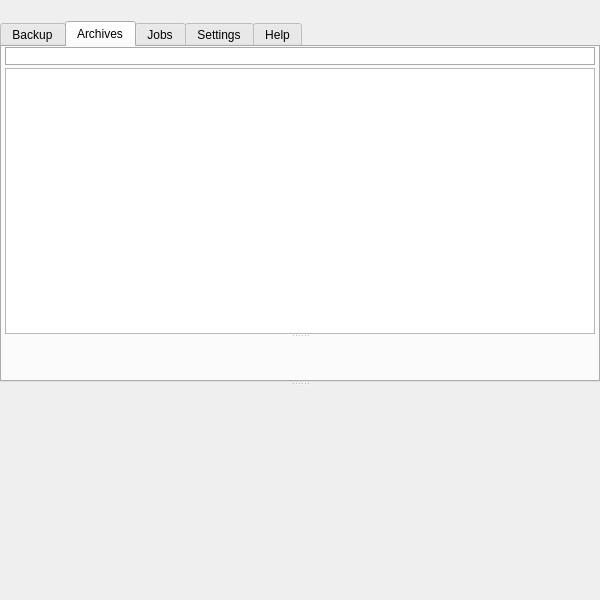
First picture: the form in forms/mainwindow.ui, repository Tarsnap/tarsnap-gui, before the edit.
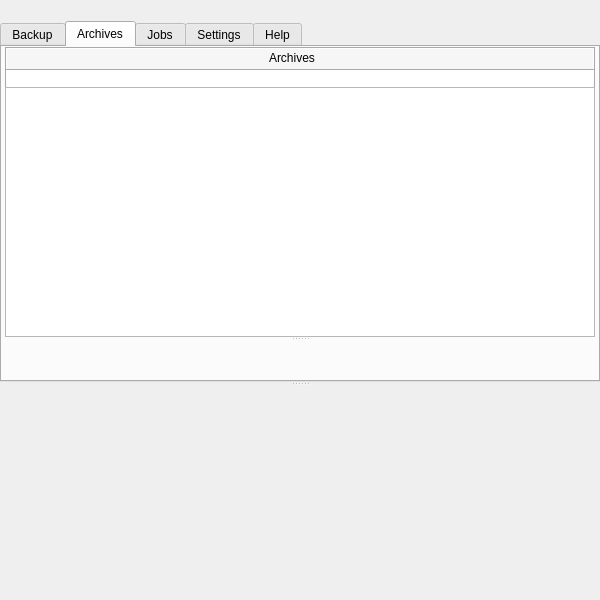
Second picture: the form after the edit. The open tabs and pages were chosen to show the change. Icons and pictures are not drawn. Custom widgets are drawn as their Qt base class.

Commit message:
Add Archives tab header.
Displays archive count and search tool icon. Potential fix for #131.

Diff of the .ui file:
```diff
--- a/forms/mainwindow.ui
+++ b/forms/mainwindow.ui
@@ -386,7 +386,7 @@
           </attribute>
           <layout class="QVBoxLayout" name="archivesVerticalLayout">
            <property name="spacing">
-            <number>3</number>
+            <number>0</number>
            </property>
            <property name="leftMargin">
             <number>3</number>
@@ -400,6 +400,82 @@
            <property name="bottomMargin">
             <number>0</number>
            </property>
+           <item>
+            <widget class="QWidget" name="archivesHeader" native="true">
+             <property name="styleSheet">
+              <string notr="true">#archivesHeader {
+border-top: 2px groove darkgrey;
+border-left: 2px groove darkgrey;
+border-right: 2px ridge darkgrey;
+border-bottom: 0px;
+background: rgba(246,246,246,255);
+}</string>
+             </property>
+             <layout class="QHBoxLayout" name="archivesHeaderHL">
+              <property name="spacing">
+               <number>0</number>
+              </property>
+              <property name="leftMargin">
+               <number>5</number>
+              </property>
+              <property name="topMargin">
+               <number>3</number>
+              </property>
+              <property name="rightMargin">
+               <number>5</number>
+              </property>
+              <property name="bottomMargin">
+               <number>3</number>
+              </property>
+              <item>
+               <widget class="QLabel" name="archivesCountLabel">
+                <property name="text">
+                 <string>Archives</string>
+                </property>
+                <property name="alignment">
+                 <set>Qt::AlignCenter</set>
+                </property>
+               </widget>
+              </item>
+              <item>
+               <widget class="QToolButton" name="archivesFilterButton">
+                <property name="minimumSize">
+                 <size>
+                  <width>16</width>
+                  <height>16</height>
+                 </size>
+                </property>
+                <property name="maximumSize">
+                 <size>
+                  <width>16</width>
+                  <height>16</height>
+                 </size>
+                </property>
+                <property name="styleSheet">
+                 <string notr="true">QToolButton {
+border: none;
+background: none;
+}
+
+QToolButton:checked {
+background: darkgrey;
+}</string>
+                </property>
+                <property name="icon">
+                 <iconset resource="../resources/resources.qrc">
+                  <normaloff>:/icons/magnifying-glass.png</normaloff>:/icons/magnifying-glass.png</iconset>
+                </property>
+                <property name="shortcut">
+                 <string>Ctrl+F</string>
+                </property>
+                <property name="checkable">
+                 <bool>true</bool>
+                </property>
+               </widget>
+              </item>
+             </layout>
+            </widget>
+           </item>
            <item>
             <widget class="QComboBox" name="archivesFilter">
              <property name="toolTip">
@@ -407,7 +483,10 @@
              </property>
              <property name="styleSheet">
               <string notr="true">QComboBox {
-border: 1px solid darkgrey;
+border-top: 2px groove darkgrey;
+border-left: 2px groove darkgrey;
+border-right: 2px ridge darkgrey;
+border-bottom: 0px;
 padding-right: 6px;
 padding-left: 6px;
 }
```
Left out of the diff: 24 changed lines with no effect on the pictures. The commit also changes 3 other files.
